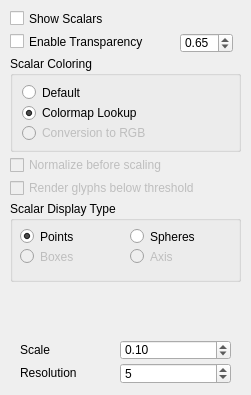
Before: the Qt Designer form src/Interface/Modules/Visualization/ShowFieldGlyphsScalarTab.ui in SCIInstitute/SCIRun, drawn with Qt 5.
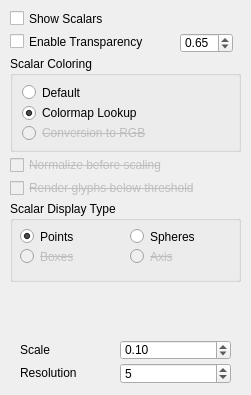
After: the same form once the commit is applied.

```diff
--- a/src/Interface/Modules/Visualization/ShowFieldGlyphsScalarTab.ui
+++ b/src/Interface/Modules/Visualization/ShowFieldGlyphsScalarTab.ui
@@ -109,6 +109,11 @@
       <height>21</height>
      </rect>
     </property>
+    <property name="font">
+     <font>
+      <strikeout>true</strikeout>
+     </font>
+    </property>
     <property name="text">
      <string>Boxes</string>
     </property>
@@ -125,6 +130,11 @@
       <height>21</height>
      </rect>
     </property>
+    <property name="font">
+     <font>
+      <strikeout>true</strikeout>
+     </font>
+    </property>
     <property name="text">
      <string>Axis</string>
     </property>
@@ -167,6 +177,11 @@
      <height>20</height>
     </size>
    </property>
+   <property name="font">
+    <font>
+     <strikeout>true</strikeout>
+    </font>
+   </property>
    <property name="text">
     <string>Normalize before scaling</string>
    </property>
@@ -208,6 +223,11 @@
      <height>20</height>
     </size>
    </property>
+   <property name="font">
+    <font>
+     <strikeout>true</strikeout>
+    </font>
+   </property>
    <property name="text">
     <string>Render glyphs below threshold</string>
    </property>
@@ -250,6 +270,11 @@
       <property name="enabled">
        <bool>false</bool>
       </property>
+      <property name="font">
+       <font>
+        <strikeout>true</strikeout>
+       </font>
+      </property>
       <property name="text">
        <string>Conversion to RGB</string>
       </property>
```
